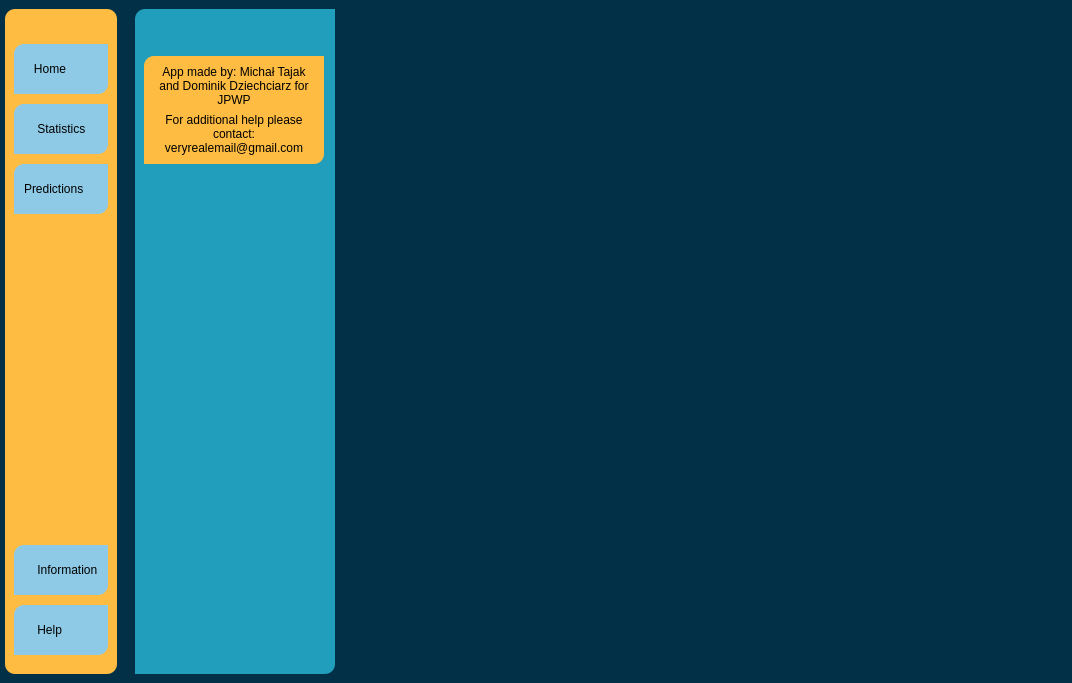
Qt form Project1.ui (ddziechciarz/JPWPApp) before a commit.
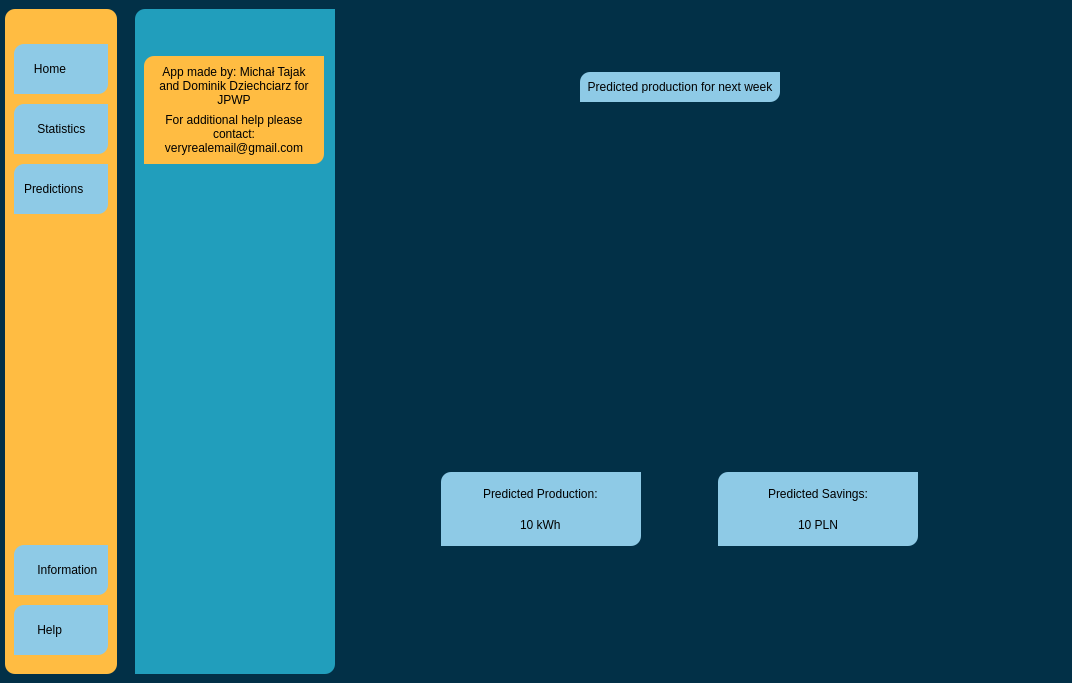
The same form after that commit. The open tabs and pages were chosen to show the change. Icons and pictures are not drawn.

```diff
--- a/Project1.ui
+++ b/Project1.ui
@@ -424,7 +424,7 @@
                </property>
               </widget>
              </item>
-             <item>
+             <item alignment="Qt::AlignRight">
               <widget class="QPushButton" name="closeButton">
                <property name="text">
                 <string/>
@@ -1125,7 +1125,158 @@
               </layout>
              </widget>
             </widget>
-            <widget class="QWidget" name="predictionsPage"/>
+            <widget class="QWidget" name="predictionsPage">
+             <widget class="QWidget" name="graphWidget_2" native="true">
+              <property name="enabled">
+               <bool>true</bool>
+              </property>
+              <property name="geometry">
+               <rect>
+                <x>20</x>
+                <y>30</y>
+                <width>620</width>
+                <height>380</height>
+               </rect>
+              </property>
+              <layout class="QVBoxLayout" name="verticalLayout_13">
+               <item alignment="Qt::AlignHCenter|Qt::AlignTop">
+                <widget class="QWidget" name="graphWidgetName_2" native="true">
+                 <property name="minimumSize">
+                  <size>
+                   <width>200</width>
+                   <height>20</height>
+                  </size>
+                 </property>
+                 <property name="maximumSize">
+                  <size>
+                   <width>200</width>
+                   <height>30</height>
+                  </size>
+                 </property>
+                 <layout class="QHBoxLayout" name="horizontalLayout_10">
+                  <property name="leftMargin">
+                   <number>0</number>
+                  </property>
+                  <property name="topMargin">
+                   <number>9</number>
+                  </property>
+                  <property name="rightMargin">
+                   <number>0</number>
+                  </property>
+                  <property name="bottomMargin">
+                   <number>9</number>
+                  </property>
+                  <item alignment="Qt::AlignHCenter|Qt::AlignTop">
+                   <widget class="QLabel" name="predictedGraphName">
+                    <property name="minimumSize">
+                     <size>
+                      <width>200</width>
+                      <height>0</height>
+                     </size>
+                    </property>
+                    <property name="text">
+                     <string>Predicted production for next week</string>
+                    </property>
+                    <property name="alignment">
+                     <set>Qt::AlignCenter</set>
+                    </property>
+                   </widget>
+                  </item>
+                 </layout>
+                </widget>
+               </item>
+               <item alignment="Qt::AlignBottom">
+                <widget class="QLabel" name="predictedGraph">
+                 <property name="minimumSize">
+                  <size>
+                   <width>0</width>
+                   <height>320</height>
+                  </size>
+                 </property>
+                 <property name="maximumSize">
+                  <size>
+                   <width>16777215</width>
+                   <height>320</height>
+                  </size>
+                 </property>
+                 <property name="text">
+                  <string/>
+                 </property>
+                </widget>
+               </item>
+              </layout>
+             </widget>
+             <widget class="QWidget" name="predictionsDataWidget" native="true">
+              <property name="geometry">
+               <rect>
+                <x>20</x>
+                <y>430</y>
+                <width>620</width>
+                <height>74</height>
+               </rect>
+              </property>
+              <property name="minimumSize">
+               <size>
+                <width>0</width>
+                <height>70</height>
+               </size>
+              </property>
+              <layout class="QHBoxLayout" name="horizontalLayout_7">
+               <item>
+                <widget class="QWidget" name="predictedProductionWidget" native="true">
+                 <property name="maximumSize">
+                  <size>
+                   <width>200</width>
+                   <height>16777215</height>
+                  </size>
+                 </property>
+                 <layout class="QVBoxLayout" name="verticalLayout_14">
+                  <item alignment="Qt::AlignHCenter">
+                   <widget class="QLabel" name="predictedProductionLabel">
+                    <property name="text">
+                     <string>Predicted Production:</string>
+                    </property>
+                   </widget>
+                  </item>
+                  <item alignment="Qt::AlignHCenter">
+                   <widget class="QLabel" name="predictedProductionValue">
+                    <property name="text">
+                     <string>10 kWh</string>
+                    </property>
+                   </widget>
+                  </item>
+                 </layout>
+                </widget>
+               </item>
+               <item>
+                <widget class="QWidget" name="predictedSavingsWidget" native="true">
+                 <property name="maximumSize">
+                  <size>
+                   <width>200</width>
+                   <height>16777215</height>
+                  </size>
+                 </property>
+                 <layout class="QVBoxLayout" name="verticalLayout_15">
+                  <item alignment="Qt::AlignHCenter">
+                   <widget class="QLabel" name="predictedSavingsLabel">
+                    <property name="text">
+                     <string>Predicted Savings:</string>
+                    </property>
+                   </widget>
+                  </item>
+                  <item alignment="Qt::AlignHCenter">
+                   <widget class="QLabel" name="predictedSavingsValue">
+                    <property name="text">
+                     <string>10 PLN</string>
+                    </property>
+                   </widget>
+                  </item>
+                 </layout>
+                </widget>
+               </item>
+              </layout>
+             </widget>
+            </widget>
            </widget>
           </item>
          </layout>
```
